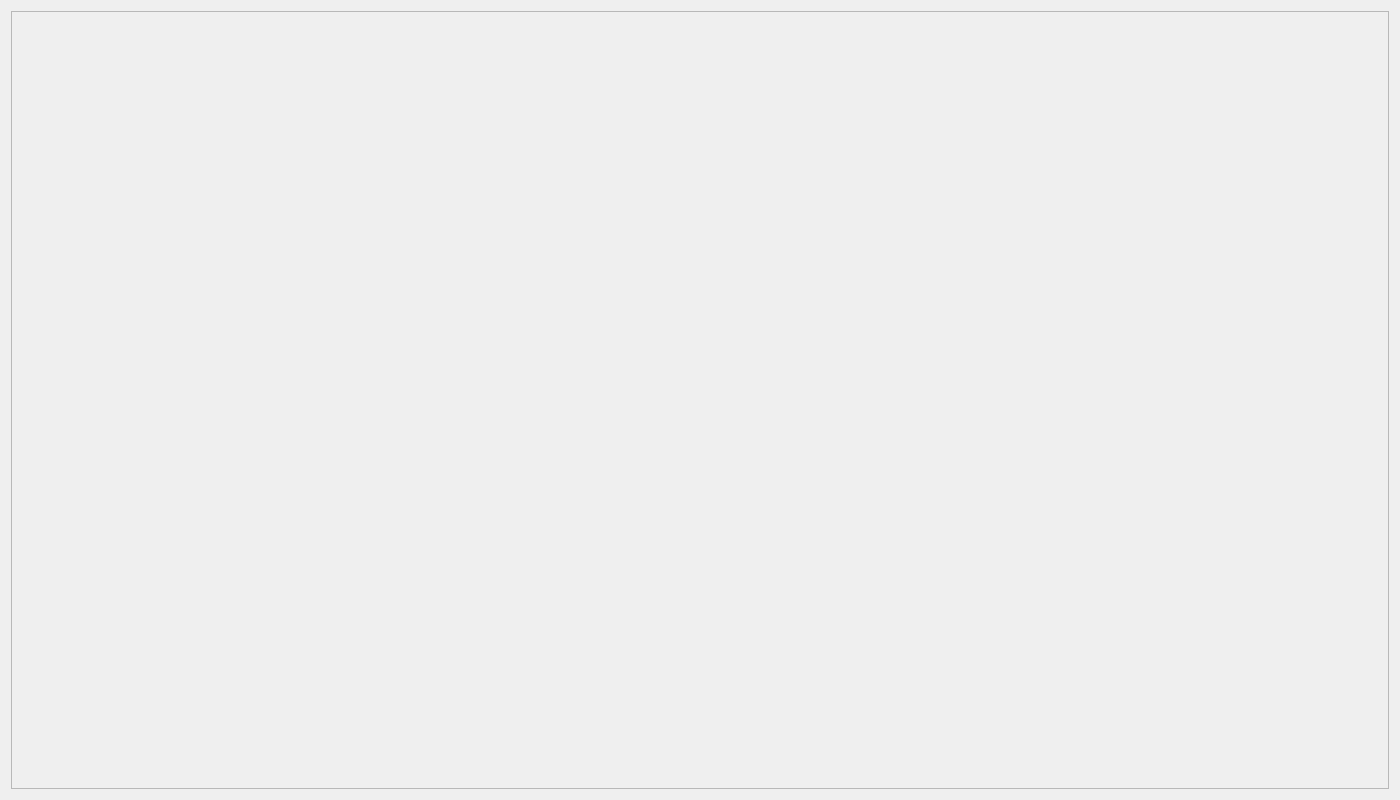
This is gcmviz/ImageView.ui in nongeneric/ps3emu as Qt 5 draws it before an edit. The edited form follows.
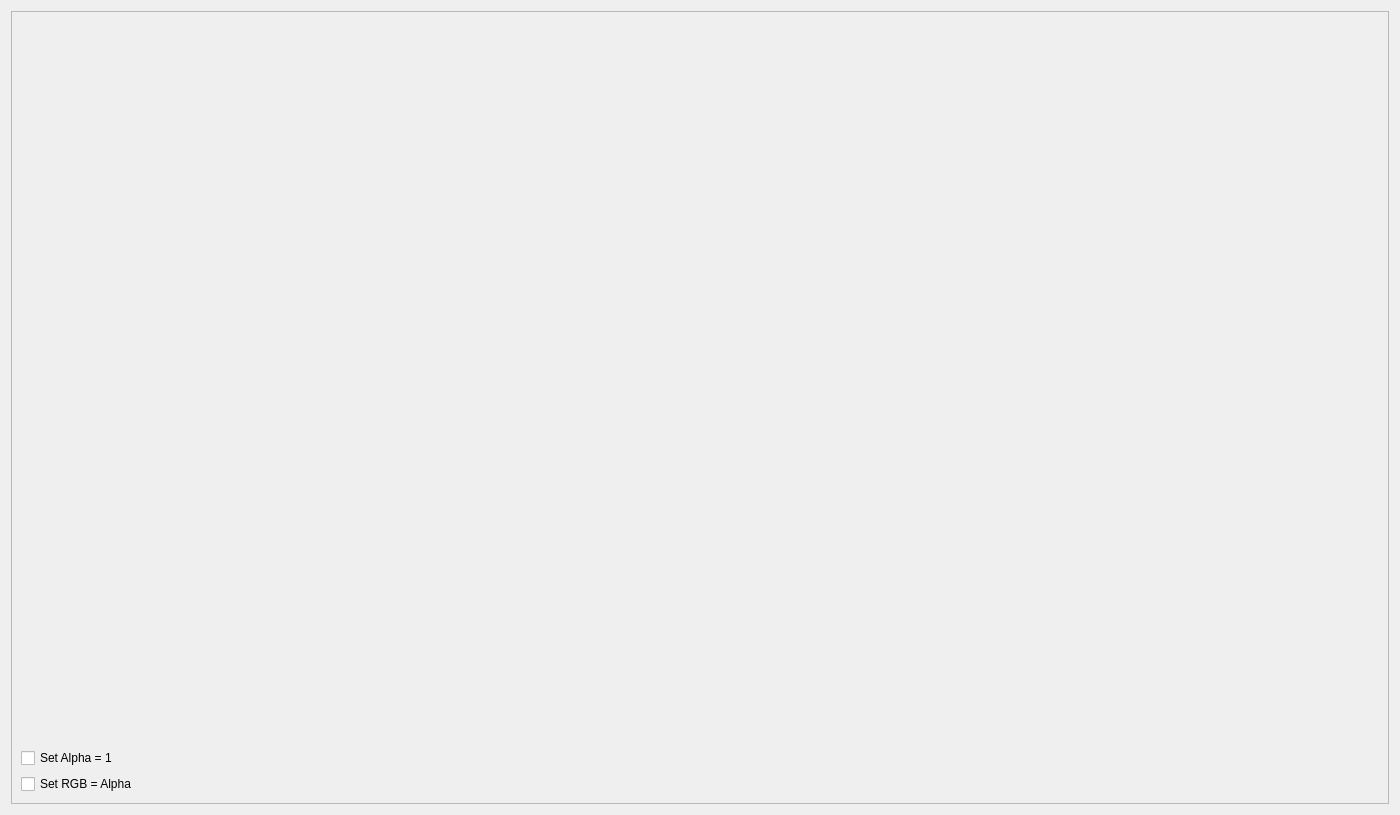
This is the edited form.

```diff
--- a/gcmviz/ImageView.ui
+++ b/gcmviz/ImageView.ui
@@ -7,7 +7,7 @@
     <x>0</x>
     <y>0</y>
     <width>1400</width>
-    <height>800</height>
+    <height>815</height>
    </rect>
   </property>
   <property name="windowTitle">
@@ -28,10 +28,10 @@
         <x>0</x>
         <y>0</y>
         <width>1384</width>
-        <height>784</height>
+        <height>799</height>
        </rect>
       </property>
-      <layout class="QHBoxLayout" name="horizontalLayout">
+      <layout class="QVBoxLayout" name="verticalLayout_2">
        <item>
         <widget class="QLabel" name="labelImage">
          <property name="text">
@@ -39,6 +39,20 @@
          </property>
         </widget>
        </item>
+       <item>
+        <widget class="QCheckBox" name="cbAlpha1">
+         <property name="text">
+          <string>Set Alpha = 1</string>
+         </property>
+        </widget>
+       </item>
+       <item>
+        <widget class="QCheckBox" name="cbAlphaOnly">
+         <property name="text">
+          <string>Set RGB = Alpha</string>
+         </property>
+        </widget>
+       </item>
       </layout>
      </widget>
     </widget>
```
